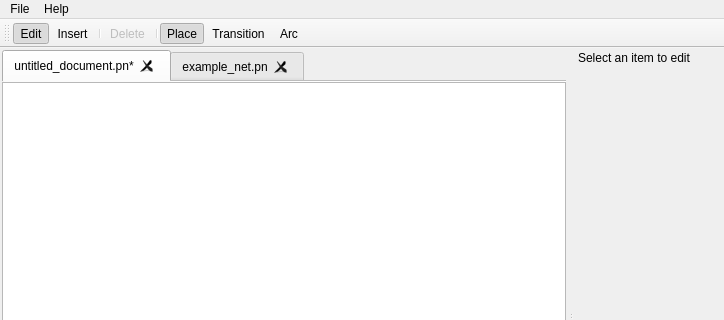
Before: the Qt Designer form src/ui/main_window.ui in KrivanTomas/icp2026-petri-net, drawn with Qt 5; both pictures show x 0 to 724 and y 0 to 320 of the 874 by 593 pixel window.
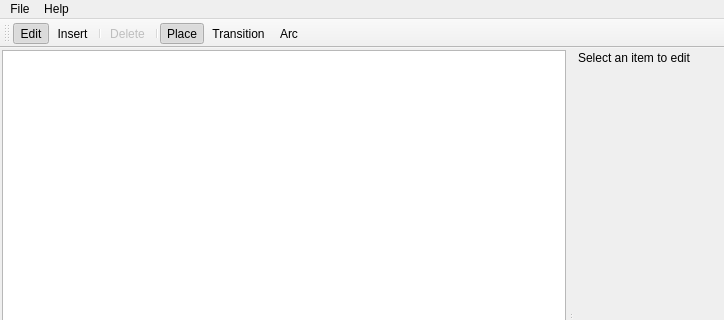
After: the same form once the commit is applied. Icons and pictures are not drawn.

Commit message: fuck up file saving only one file per editor ok

The edit to the form file:
```diff
--- a/src/ui/main_window.ui
+++ b/src/ui/main_window.ui
@@ -43,37 +43,6 @@
      <number>2</number>
     </property>
     <item row="0" column="0">
-     <widget class="QTabWidget" name="fileTabWidget">
-      <property name="tabShape">
-       <enum>QTabWidget::TabShape::Rounded</enum>
-      </property>
-      <property name="currentIndex">
-       <number>0</number>
-      </property>
-      <property name="documentMode">
-       <bool>true</bool>
-      </property>
-      <property name="tabsClosable">
-       <bool>true</bool>
-      </property>
-      <widget class="QWidget" name="tab">
-       <attribute name="title">
-        <string>untitled_document.pn*</string>
-       </attribute>
-       <layout class="QGridLayout" name="gridLayout">
-        <property name="leftMargin">
-         <number>0</number>
-        </property>
-        <property name="topMargin">
-         <number>0</number>
-        </property>
-        <property name="rightMargin">
-         <number>0</number>
-        </property>
-        <property name="bottomMargin">
-         <number>0</number>
-        </property>
-        <item row="0" column="0">
          <widget class="QGraphicsView" name="graphicsView">
           <property name="backgroundBrush">
            <brush brushstyle="Dense7Pattern">
@@ -87,15 +56,6 @@
           <property name="dragMode">
            <enum>QGraphicsView::DragMode::NoDrag</enum>
           </property>
-         </widget>
-        </item>
-       </layout>
-      </widget>
-      <widget class="QWidget" name="tab_2">
-       <attribute name="title">
-        <string>example_net.pn</string>
-       </attribute>
-      </widget>
      </widget>
     </item>
    </layout>
```
Lines whose indentation alone changed are shown as unchanged. The commit also changes 2 other files.
